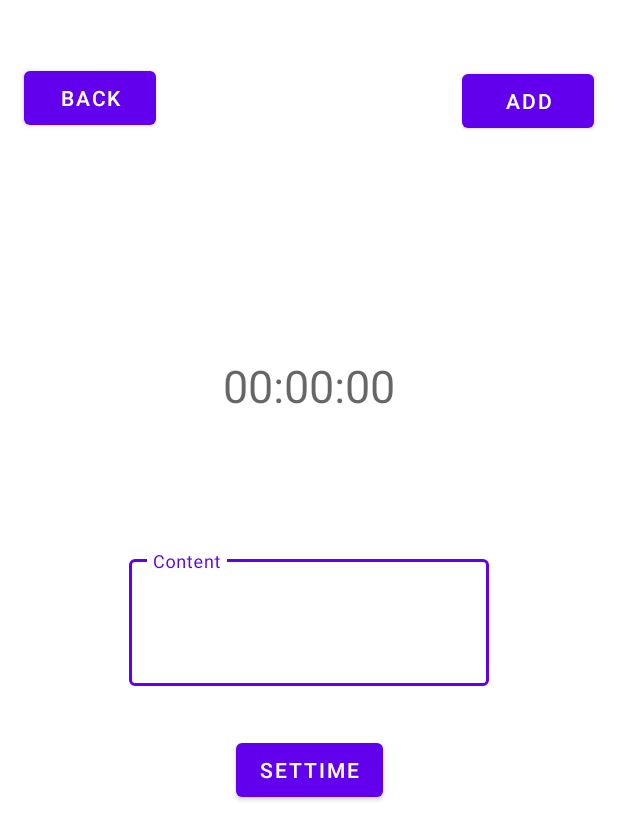
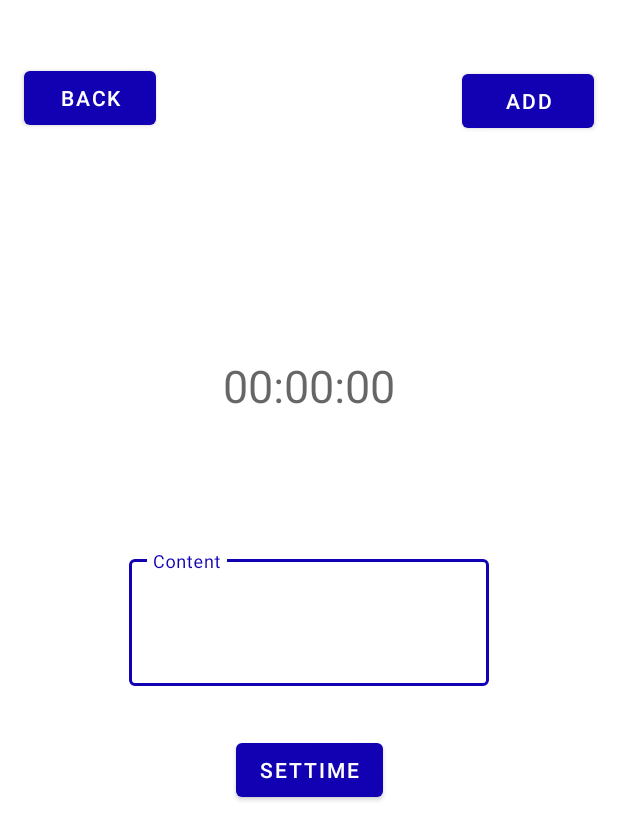
Before and after one commit to GoBeromsu/FirstMyApp, an Android app: the AddActivity screen opened directly, with no data from a screen before it, on a phone screen of 412 x 824 dp. Shown: the top 840 px of the screen. Run offline under Robolectric (Android 15) with nearby library versions, the phone set to English and light mode, and no system bars; libraries missing offline, so code that uses them is left out: com.ikovac.timepickerwithseconds.

Commit message:
타이머 초기화 기능 완성&& 색상 입힘

```diff
--- a/app/src/main/res/values/colors.xml
+++ b/app/src/main/res/values/colors.xml
@@ -1,6 +1,6 @@
 <?xml version="1.0" encoding="utf-8"?>
 <resources>
-    <color name="colorPrimary">#6200EE</color>
+    <color name="colorPrimary">#1200B3</color>
     <color name="colorPrimaryDark">#3700B3</color>
     <color name="colorAccent">#03DAC5</color>
 </resources>
```
Also changed, not shown: app/src/main/java/com/myapplication/Database/PlanAdapter.kt (+9 -12 lines).
